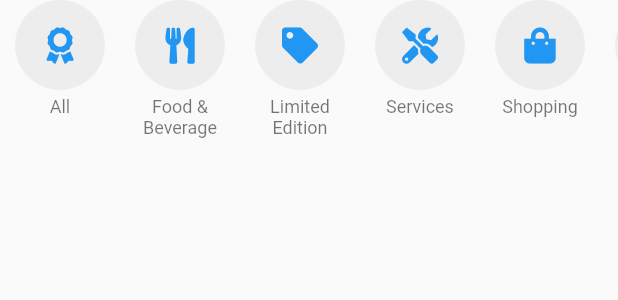
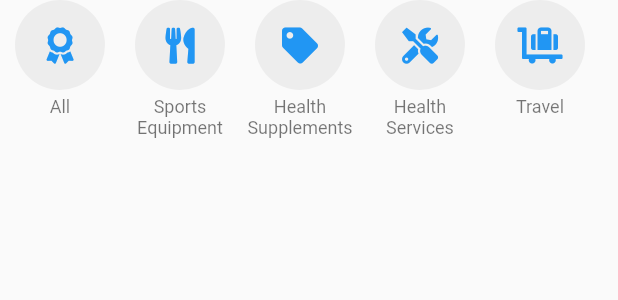
Before and after one commit to KenKneeKnee/CZ2006_SWE_App2, a Flutter app: the CategoriesList widget shown alone on an empty page, opened directly, on a phone screen of 412 x 824 dp. Shown: the top 300 px of the screen. Run offline on Flutter 3.47's test engine with Material 2 defaults, Android fonts, the phone set to English and light mode, and no system bars; our stand-ins replace animated_text_kit, animated_theme_switcher, charts_flutter, cloud_firestore, firebase_auth, firebase_core and 11 more; accounts and stored records are empty; network calls fail.

Commit message:
rewards page

```diff
--- a/lib/rewards_page/utils/categories.dart
+++ b/lib/rewards_page/utils/categories.dart
@@ -16,12 +16,10 @@ class CategoriesList extends StatelessWidget {
   Widget build(BuildContext context) {
     List<Category> categories = [
       Category(Icon(FontAwesomeIcons.award), "All"),
-      Category(Icon(FontAwesomeIcons.utensils), "Food & Beverage"),
-      Category(Icon(FontAwesomeIcons.tag), "Limited Edition"),
-      Category(Icon(FontAwesomeIcons.tools), "Services"),
-      Category(Icon(FontAwesomeIcons.shoppingBag), "Shopping"),
+      Category(Icon(FontAwesomeIcons.utensils), "Sports Equipment"),
+      Category(Icon(FontAwesomeIcons.tag), "Health Supplements"),
+      Category(Icon(FontAwesomeIcons.tools), "Health Services"),
       Category(Icon(FontAwesomeIcons.luggageCart), "Travel"),
-      Category(Icon(FontAwesomeIcons.ticketAlt), "Entertainment"),
     ];
     return Container(
       height: 120,
--- a/lib/rewards_page/utils/summary_chart.dart
+++ b/lib/rewards_page/utils/summary_chart.dart
@@ -5,7 +5,7 @@ ThemeData createTheme([Brightness? brightness]) {
   return ThemeData(
     brightness: brightness,
     fontFamily: "Quicksand",
-    primarySwatch: Colors.indigo,
+    primarySwatch: Colors.deepOrange,
     accentColor: Colors.deepOrangeAccent,
     // This makes the visual density adapt to the platform that you run
     // the app on. For desktop platforms, the controls will be smaller and
```
Also changed, not shown: lib/rewards_page/screens/rewards_page.dart (+3 -8 lines), lib/rewards_page/utils/items.dart (+15 -12 lines).
